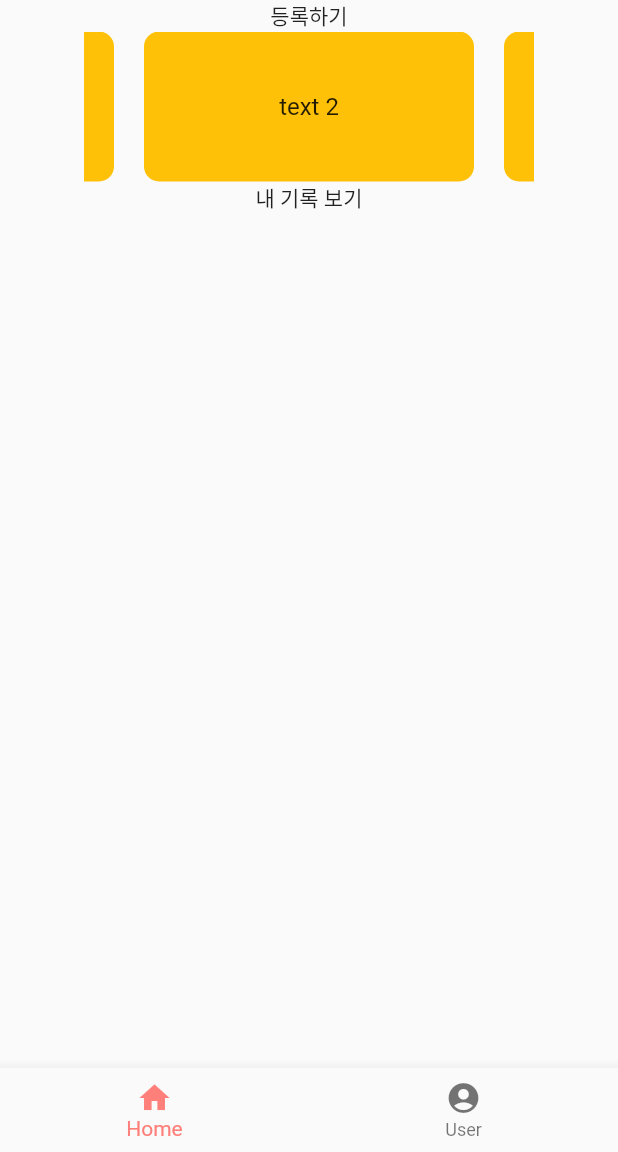
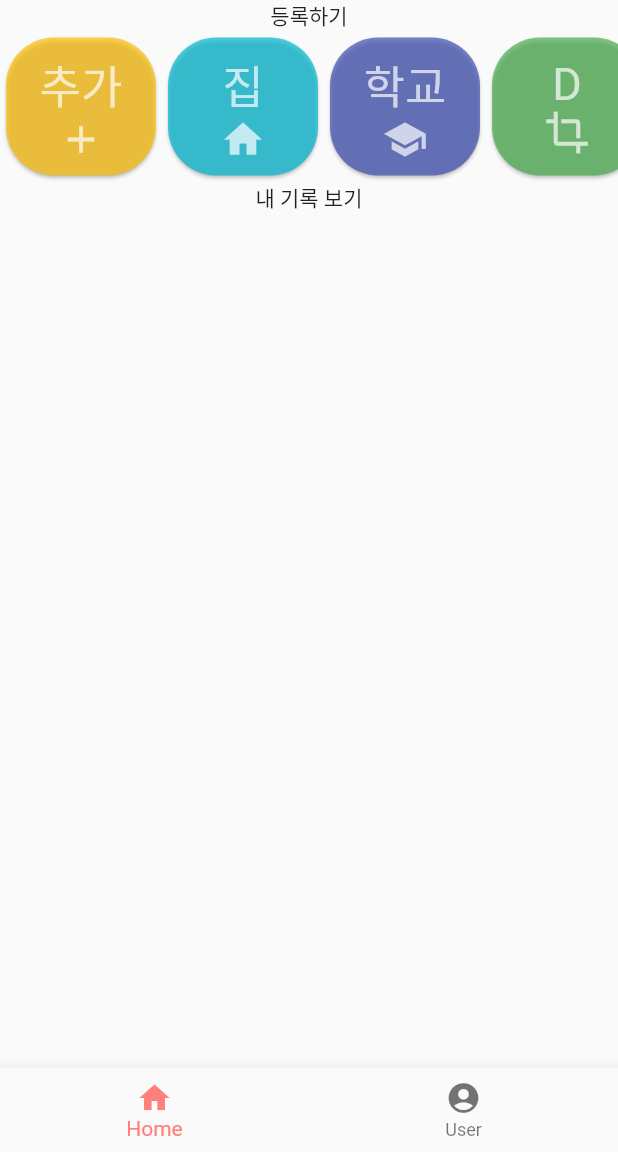
Before and after one commit to 2022-solution-challenge/PDG-fe-study-sy, a Flutter app: the screen it shows after launch, on a phone screen of 412 x 824 dp, the part 84-1236 px from its top. Run offline on Flutter 3.47's test engine with Material 2 defaults, Android fonts, the phone set to English and light mode, and no system bars; drawn by our look-alikes of carousel_slider.

Commit message:
Add : Horizontal ListView

```diff
--- /dev/null
+++ b/flutter_test_app/lib/demo-card.dart
@@ -0,0 +1,36 @@
+import 'package:flutter/material.dart';
+import 'items.dart';
+
+class DemoCard extends StatelessWidget {
+  DemoCard(this.item);
+  final Item item;
+
+  // static final Shadow _shadow =
+  //     Shadow(offset: Offset(2.0, 2.0), color: Colors.black26);
+  final TextStyle _style = TextStyle(color: Colors.white70);
+
+  @override
+  Widget build(BuildContext context) {
+    return Card(
+        shape: RoundedRectangleBorder(
+            borderRadius: BorderRadius.circular(32)),
+        color: item.color.withOpacity(.7),
+        child: Container(
+            constraints: BoxConstraints.expand(height: 200, width: 100),
+            child: RawMaterialButton(
+              onPressed: () {},
+              child: Column(
+                mainAxisAlignment: MainAxisAlignment.spaceAround,
+                crossAxisAlignment: CrossAxisAlignment.stretch,
+                children: <Widget>[
+                  Column(
+                      mainAxisAlignment: MainAxisAlignment.spaceAround,
+                      children: <Widget>[
+                        Text(item.name, style: _style.copyWith(fontSize: 30)),
+                        Icon(item.icon, color: Colors.white70, size: 30),
+                      ])
+                ],
+              ),
+            )));
+  }
+}
--- /dev/null
+++ b/flutter_test_app/lib/items.dart
@@ -0,0 +1,19 @@
+import 'package:flutter/material.dart';
+
+class Item {
+
+	String name;
+	String description;
+	MaterialColor color;
+	IconData icon;
+	Item(this.name, this.description, this.color, this.icon);
+}
+
+List<Item> items = [
+	Item('추가', "Something cool", Colors.amber, Icons.add),
+	Item('집', "Hey, why not?", Colors.cyan, Icons.home),
+	Item('학교', "This might be OK", Colors.indigo, Icons.school),
+	Item('D', "Totally awesome", Colors.green, Icons.crop),
+	Item('E', "Rockin out", Colors.pink, Icons.album),
+	Item('F', "Take a look", Colors.blue, Icons.adb)
+];
--- a/flutter_test_app/lib/main.dart
+++ b/flutter_test_app/lib/main.dart
@@ -1,5 +1,7 @@
 import 'package:flutter/material.dart';
 import 'package:carousel_slider/carousel_slider.dart';
+import 'demo-card.dart';
+import 'items.dart';
 
 void main() => runApp(const MyApp());
 
@@ -35,44 +37,18 @@ Widget _signUpParents() {
 }
 
 Widget _whereToGo() {
-  return Container(
-    width : 300,
 
-    child:CarouselSlider(
-      options: CarouselOptions(
-      height: 100,
-      enableInfiniteScroll: false,
-      initialPage: 1,),
-      items: [1, 2, 3, 4, 5,6].map((i) { //items의 개수를 동적으로 설정할 필요
-        return Builder(
-          builder: (BuildContext context) {
-            if (i == 1){
-              return Container(
-                alignment: const Alignment(100,0),
-                width: MediaQuery.of(context).size.width,
-                margin: EdgeInsets.symmetric(horizontal: 10.0),
-                decoration: BoxDecoration(color: Colors.amber, borderRadius: BorderRadius.circular(10)),
-                child: Center(
-                  child : Text(
-                  'text $i',
-                  style: TextStyle(fontSize: 16.0),
-                )));
+  List<DemoCard> _cards = items.map((Item _item) => DemoCard(_item)).toList();
 
-            }
-            return Container(
-                width: MediaQuery.of(context).size.width,
-                margin: EdgeInsets.symmetric(horizontal: 10.0),
-                decoration: BoxDecoration(color: Colors.amber, borderRadius: BorderRadius.circular(10)),
-                child: Center(
-                  child : Text(
-                  'text $i',
-                  style: TextStyle(fontSize: 16.0),
-                )));
-          },
-        );
-      }).toList(),
-    ),
-  );
+  return Stack(
+    alignment: AlignmentDirectional.topStart,
+    children: <Widget>[
+      SizedBox(
+      height: 100, // constrain height
+      child: ListView( scrollDirection: Axis.horizontal, children: _cards),
+    )
+
+  ]);
 }
 
 Widget _myRecords() {
```
Also changed, not shown: flutter_test_app/lib/record-holder.dart (added).
